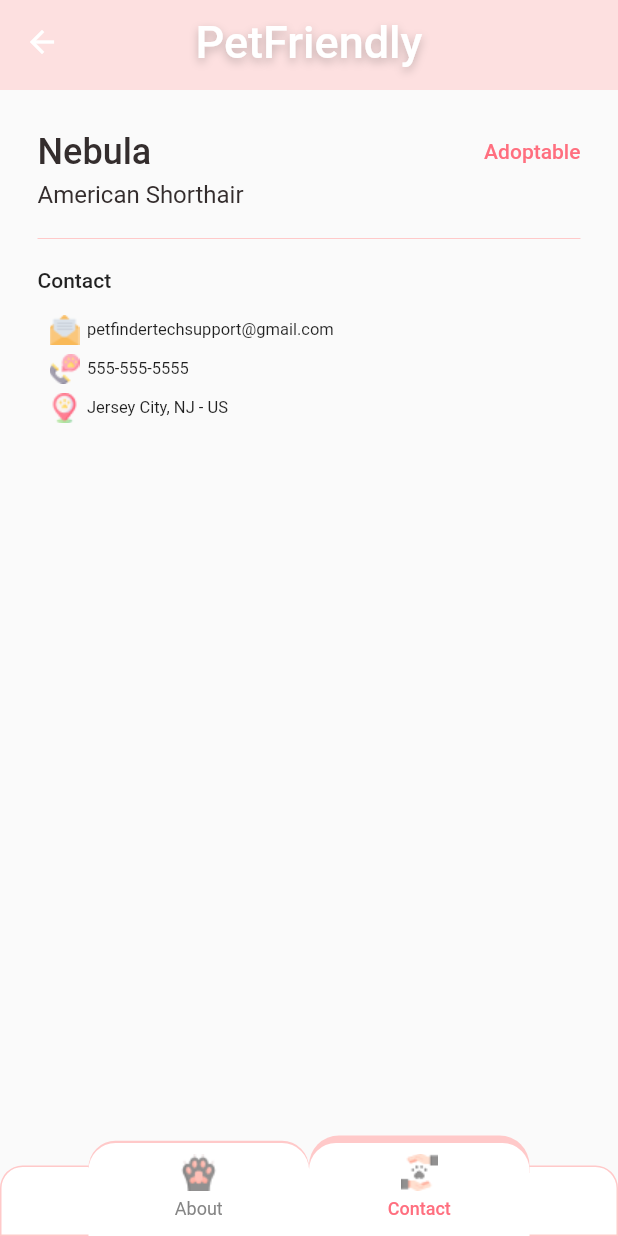
After one commit to gabrielalondero/pet_friendly, a Flutter app: the DetailsScreen screen opened directly, after a tap on "Contact", on a phone screen of 412 x 824 dp. The commit adds this screen. Run offline on Flutter 3.47's test engine with Material 2 defaults, Android fonts, the phone set to English and light mode, and no system bars; our stand-ins replace dropdown_search, flutter_mobx, get_it, mobx; generated files the repository leaves out were written again; network calls fail; statements that could not run were skipped.

Commit message:
base da tela de detalhes

```diff
--- a/lib/main.dart
+++ b/lib/main.dart
@@ -3,6 +3,7 @@ import 'package:get_it/get_it.dart';
 import 'package:pet_friendly/screens/details/details_screen.dart';
 import 'package:pet_friendly/services/pet_finder_service.dart';
 import 'package:pet_friendly/screens/home/home_screen.dart';
+import 'package:pet_friendly/stores/details_store.dart';
 import 'package:pet_friendly/stores/home_store.dart';
 
 void main() async {
@@ -12,6 +13,7 @@ void main() async {
 }
 
 void setupLocators() {
+  GetIt.I.registerSingleton(DetailsStore());
   GetIt.I.registerSingleton(HomeStore());
 }
 
--- /dev/null
+++ b/lib/screens/details/about_screen.dart
@@ -0,0 +1,100 @@
+import 'package:flutter/material.dart';
+import 'package:pet_friendly/screens/details/widgets/custom_divider.dart';
+import 'package:pet_friendly/screens/details/widgets/info_item.dart';
+import 'package:pet_friendly/screens/details/widgets/info_box.dart';
+import 'package:pet_friendly/screens/details/widgets/titles.dart';
+import 'package:pet_friendly/screens/details/widgets/subtitle.dart';
+import 'package:pet_friendly/shared/images_path.dart' as path;
+
+class AboutScreen extends StatelessWidget {
+  const AboutScreen({super.key});
+
+  @override
+  Widget build(BuildContext context) {
+    return Padding(
+      padding: const EdgeInsets.symmetric(horizontal: 25, vertical: 5),
+      child: Column(
+        crossAxisAlignment: CrossAxisAlignment.start,
+        children: [
+          const SizedBox(height: 22),
+          Titles(
+            name: 'Nebula',
+            breed: 'American Shorthair',
+            status: 'Adoptable',
+          ),
+          const SizedBox(height: 22),
+          Row(
+            mainAxisAlignment: MainAxisAlignment.center,
+            children: [
+              InfoBox(image: path.ageYoungImage, title: 'Young'),
+              InfoBox(image: path.sexGenderImage, title: 'Female'),
+              InfoBox(image: path.sizeImage, title: 'Medium'),
+            ],
+          ),
+          CustomDivider(),
+          _description(),
+          CustomDivider(),
+          _characteristics(),
+          //const SizedBox(height: 90),
+        ],
+      ),
+    );
+  }
+
+  Widget _description() {
+    return Column(
+      crossAxisAlignment: CrossAxisAlignment.start,
+      children: [
+        const Subtitle(subtitle: 'Description'),
+        const SizedBox(height: 12),
+        const Text(
+          'Nebula is a shorthaired, shy cat. She is very affectionate once she warms up to you.',
+          style: TextStyle(
+            fontSize: 12,
+            fontWeight: FontWeight.w400,
+          ),
+        ),
+        const SizedBox(height: 16),
+        Center(
+          child: Wrap(
+            direction: Axis.horizontal,
+            runSpacing: 10,
+            children: [
+              InfoItem(text: 'Neutered', image: path.neuteredImage),
+              InfoItem(text: 'House trained', image: path.houseTrainedImage),
+              InfoItem(text: 'Brown / Chocolate', image: path.pelageColorImage),
+            ],
+          ),
+        ),
+      ],
+    );
+  }
+
+  Widget _characteristics() {
+    return Column(
+      mainAxisSize: MainAxisSize.min,
+      crossAxisAlignment: CrossAxisAlignment.start,
+      children: [
+        const Subtitle(subtitle: 'Other characteristics'),
+        const SizedBox(height: 15),
+        SizedBox(
+          height: 32,
+          child: ListView.builder(
+            shrinkWrap: true,
+            scrollDirection: Axis.horizontal,
+            itemCount: 5,
+            itemBuilder: (context, index) {
+              return InfoItem(
+                image: path.pawHeartImage,
+                text: 'Intelligent',
+                withBackground: true,
+                horizontalMargin: 2.5,
+                horizontalPadding: 5,
+              );
+            },
+          ),
+        ),
+      ],
+    );
+  }
+}
--- /dev/null
+++ b/lib/screens/details/contact_screen.dart
@@ -0,0 +1,47 @@
+import 'package:flutter/material.dart';
+import 'package:pet_friendly/screens/details/widgets/custom_divider.dart';
+import 'package:pet_friendly/screens/details/widgets/info_item.dart';
+import 'package:pet_friendly/screens/details/widgets/titles.dart';
+import 'package:pet_friendly/screens/details/widgets/subtitle.dart';
+import 'package:pet_friendly/shared/images_path.dart' as path;
+
+class ContactScreen extends StatelessWidget {
+  const ContactScreen({super.key});
+
+  @override
+  Widget build(BuildContext context) {
+    return Padding(
+      padding: const EdgeInsets.symmetric(horizontal: 25, vertical: 5),
+      child: Column(
+        crossAxisAlignment: CrossAxisAlignment.start,
+        children: [
+          const SizedBox(height: 22),
+          Titles(
+            name: 'Nebula',
+            breed: 'American Shorthair',
+            status: 'Adoptable',
+          ),
+          CustomDivider(),
+          const Subtitle(subtitle: 'Contact'),
+          const SizedBox(height: 12),
+          InfoItem(
+            text: 'petfindertechsupport@gmail.com',
+            image: path.emailImage,
+            verticalMargin: 3,
+          ),
+          InfoItem(
+            text: '555-555-5555',
+            image: path.phoneImage,
+            verticalMargin: 3,
+          ),
+          InfoItem(
+            text: 'Jersey City, NJ - US',
+            image: path.addressImage,
+            verticalMargin: 3,
+          ),
+          //const SizedBox(height: 90),
+        ],
+      ),
+    );
+  }
+}
--- /dev/null
+++ b/lib/screens/details/details_screen.dart
@@ -0,0 +1,173 @@
+import 'package:flutter/material.dart';
+import 'package:flutter/services.dart';
+import 'package:flutter_mobx/flutter_mobx.dart';
+import 'package:get_it/get_it.dart';
+import 'package:pet_friendly/screens/details/about_screen.dart';
+import 'package:pet_friendly/screens/details/contact_screen.dart';
+import 'package:pet_friendly/screens/widgets/custom_app_bar.dart';
+import 'package:pet_friendly/shared/all_colors.dart';
+import 'package:pet_friendly/shared/images_path.dart' as path;
+import 'package:pet_friendly/stores/details_store.dart';
+
+class DetailsScreen extends StatelessWidget {
+  DetailsScreen({super.key});
+
+  final DetailsStore detailsStore = GetIt.I<DetailsStore>();
+
+  final color = AllColors();
+
+  final List<Widget> _screens = [
+    const AboutScreen(),
+    const ContactScreen(),
+  ];
+
+  @override
+  Widget build(BuildContext context) {
+    SystemChrome.setSystemUIOverlayStyle(SystemUiOverlayStyle(
+      statusBarColor: color.backgroundColor,
+      statusBarBrightness: Brightness.light,
+      statusBarIconBrightness: Brightness.dark,
+    ));
+
+    return SafeArea(
+      child: Scaffold(
+        appBar: PreferredSize(
+          preferredSize: const Size.fromHeight(60),
+          child: CustomAppBar(color: color.pinkLight.withOpacity(0.53)),
+        ),
+        //extendBodyBehindAppBar: true,
+        body: Stack(
+          children: [
+            SingleChildScrollView(
+              child: Column(
+                children: [
+                  Observer(
+                    builder: (_) {
+                      return _screens[detailsStore.currentPage];
+                    },
+                  ),
+                  const SizedBox(height: 90),
+                ],
+              ),
+            ),
+            Align(
+              alignment: Alignment.bottomCenter,
+              child: SizedBox(
+                height: 67,
+                child: Stack(
+                  children: [
+                    Align(
+                      alignment: Alignment.bottomCenter,
+                      child: Container(
+                        height: 47,
+                        decoration: BoxDecoration(
+                          color: color.white,
+                          border: Border.all(color: color.pinkLight, width: 1),
+                          borderRadius: const BorderRadius.only(
+                            topLeft: Radius.circular(15),
+                            topRight: Radius.circular(15),
+                          ),
+                        ),
+                      ),
+                    ),
+                    Align(
+                      alignment: Alignment.topCenter,
+                      child: Row(
+                        mainAxisAlignment: MainAxisAlignment.center,
+                        children: [
+                          _behindContainer(page: 0),
+                          _behindContainer(page: 1),
+                        ],
+                      ),
+                    ),
+                    Align(
+                      alignment: Alignment.bottomCenter,
+                      child: Row(
+                        mainAxisAlignment: MainAxisAlignment.center,
+                        children: [
+                          _itemContainer(
+                            page: 0,
+                            image: path.aboutImage,
+                            text: 'About',
+                          ),
+                          _itemContainer(
+                            page: 1,
+                            image: path.contactImage,
+                            text: 'Contact',
+                          ),
+                        ],
+                      ),
+                    ),
+                  ],
+                ),
+              ),
+            ),
+          ],
+        ),
+      ),
+    );
+  }
+
+  Widget _behindContainer({required int page}) {
+    return Observer(builder: (_) {
+      return Container(
+        height: page == detailsStore.currentPage ? 25 : 18,
+        width: 147,
+        decoration: BoxDecoration(
+          color: color.pinkLight,
+          borderRadius: const BorderRadius.only(
+            topLeft: Radius.circular(20),
+            topRight: Radius.circular(20),
+          ),
+        ),
+      );
+    });
+  }
+
+
+
+  Widget _itemContainer(
+      {required int page, required String image, required String text}) {
+    return Observer(builder: (_) {
+      return GestureDetector(
+        onTap: () {
+          detailsStore.togglePage(page);
+        },
+        child: Container(
+          height: 62,
+          width: 147,
+          padding: const EdgeInsets.only(top: 7),
+          decoration: BoxDecoration(
+            color: color.white,
+            borderRadius: const BorderRadius.only(
+              topLeft: Radius.circular(18),
+              topRight: Radius.circular(18),
+            ),
+          ),
+          child: Column(
+            mainAxisSize: MainAxisSize.min,
+            children: [
+              Image.asset(
+                image,
+                height: 25,
+              ),
+              const SizedBox(height: 5),
+              Text(
+                text,
+                style: TextStyle(
+                  color: page == detailsStore.currentPage
+                      ? color.pink
+                      : color.greyLight,
+                  fontSize: 12,
+                  fontWeight: page == detailsStore.currentPage
+                      ? FontWeight.w500
+                      : FontWeight.normal,
+                ),
+              )
+            ],
+          ),
+        ),
+      );
+    });
+  }
+}
--- /dev/null
+++ b/lib/screens/details/widgets/custom_divider.dart
@@ -0,0 +1,16 @@
+import 'package:flutter/material.dart';
+import 'package:pet_friendly/shared/all_colors.dart';
+
+class CustomDivider extends StatelessWidget {
+  CustomDivider({super.key});
+
+  final color = AllColors();
+
+  @override
+  Widget build(BuildContext context) {
+    return Padding(
+      padding: const EdgeInsets.symmetric(vertical: 12),
+      child: Divider(color: color.pinkLight),
+    );
+  }
+}
--- /dev/null
+++ b/lib/screens/details/widgets/info_box.dart
@@ -0,0 +1,44 @@
+import 'package:flutter/material.dart';
+import 'package:pet_friendly/shared/all_colors.dart';
+
+class InfoBox extends StatelessWidget {
+  InfoBox({super.key, required this.image, required this.title});
+
+  final String image;
+  final String title;
+
+  final color = AllColors();
+
+  @override
+  Widget build(BuildContext context) {
+    return Container(
+      height: 76,
+      width: 84,
+      margin: const EdgeInsets.only(right: 7, left: 7),
+      decoration: BoxDecoration(
+        color: color.white,
+        borderRadius: const BorderRadius.all(Radius.circular(5)),
+        border: Border.all(color: color.pinkLight)
+      ),
+      child: Padding(
+        padding: const EdgeInsets.only(bottom: 2, top: 8),
+        child: Column(
+          children: [
+            Image.asset(
+              image,
+              height: 40,
+              width: 47,
+            ),
+            Expanded(
+                child: Center(
+              child: Text(
+                title,
+                style: TextStyle(color: color.textColor, fontSize: 12),
+              ),
+            )),
+          ],
+        ),
+      ),
+    );
+  }
+}
--- /dev/null
+++ b/lib/screens/details/widgets/info_item.dart
@@ -0,0 +1,52 @@
+import 'package:flutter/material.dart';
+import 'package:pet_friendly/shared/all_colors.dart';
+
+class InfoItem extends StatelessWidget {
+  InfoItem({
+    super.key,
+    required this.text,
+    required this.image,
+    this.withBackground = false,
+    this.horizontalMargin = 8,
+    this.verticalMargin = 0,
+    this.horizontalPadding = 0,
+  });
+
+  final String text;
+  final String image;
+  final bool withBackground;
+  final double horizontalMargin;
+  final double verticalMargin;
+  final double horizontalPadding;
+  final color = AllColors();
+
+  @override
+  Widget build(BuildContext context) {
+    return Container(
+      decoration: BoxDecoration(
+        borderRadius: BorderRadius.circular(5),
+        color: withBackground ? color.white : Colors.transparent,
+      ),
+      margin: EdgeInsets.symmetric(horizontal: horizontalMargin, vertical: verticalMargin),
+      padding: EdgeInsets.symmetric(horizontal: horizontalPadding),
+      child: Row(
+        mainAxisSize: MainAxisSize.min,
+        children: [
+          Image.asset(
+            image,
+            height: 20,
+            width: 20,
+          ),
+          const SizedBox(width: 5),
+          Text(
+            text,
+            style: const TextStyle(
+              fontSize: 11,
+              fontWeight: FontWeight.w400,
+            ),
+          )
+        ],
+      ),
+    );
+  }
+}
--- /dev/null
+++ b/lib/screens/details/widgets/subtitle.dart
@@ -0,0 +1,18 @@
+import 'package:flutter/material.dart';
+
+class Subtitle extends StatelessWidget {
+  const Subtitle({super.key, required this.subtitle});
+
+  final String subtitle;
+
+  @override
+  Widget build(BuildContext context) {
+    return Text(
+      subtitle,
+      style: const TextStyle(
+        fontSize: 14,
+        fontWeight: FontWeight.w500,
+      ),
+    );
+  }
+}
--- /dev/null
+++ b/lib/screens/details/widgets/titles.dart
@@ -0,0 +1,47 @@
+import 'package:flutter/material.dart';
+import 'package:pet_friendly/shared/all_colors.dart';
+
+class Titles extends StatelessWidget {
+  Titles({super.key, required this.name, required this.breed, required this.status});
+
+  final String name;
+  final String breed;
+  final String status;
+
+  final color = AllColors();
+
+  @override
+  Widget build(BuildContext context) {
+    return Column(
+      crossAxisAlignment: CrossAxisAlignment.start,
+      children: [
+        Row(
+          mainAxisAlignment: MainAxisAlignment.spaceBetween,
+          children: [
+            Text(
+              name,
+              style: TextStyle(
+                  color: color.textColor,
+                  fontSize: 24,
+                  fontWeight: FontWeight.w500),
+            ),
+            Text(
+              status,
+              style: TextStyle(
+                  color: color.pink, fontSize: 14, fontWeight: FontWeight.w500),
+            ),
+          ],
+        ),
+        const SizedBox(height: 5),
+        Text(
+          breed,
+          style: TextStyle(
+            color: color.textColor,
+            fontSize: 16,
+            fontWeight: FontWeight.w400,
+          ),
+        ),
+      ],
+    );
+  }
+}
--- /dev/null
+++ b/lib/stores/details_store.dart
@@ -0,0 +1,14 @@
+import 'package:mobx/mobx.dart';
+part 'details_store.g.dart';
+
+class DetailsStore = _DetailsStore with _$DetailsStore;
+
+abstract class _DetailsStore with Store {
+  @observable
+  int currentPage = 0;
+
+  @action
+  void togglePage(int value) {
+    value != currentPage ? currentPage = value : null;
+  }
+}
```
Also changed, not shown: lib/stores/details_store.g.dart (added).
